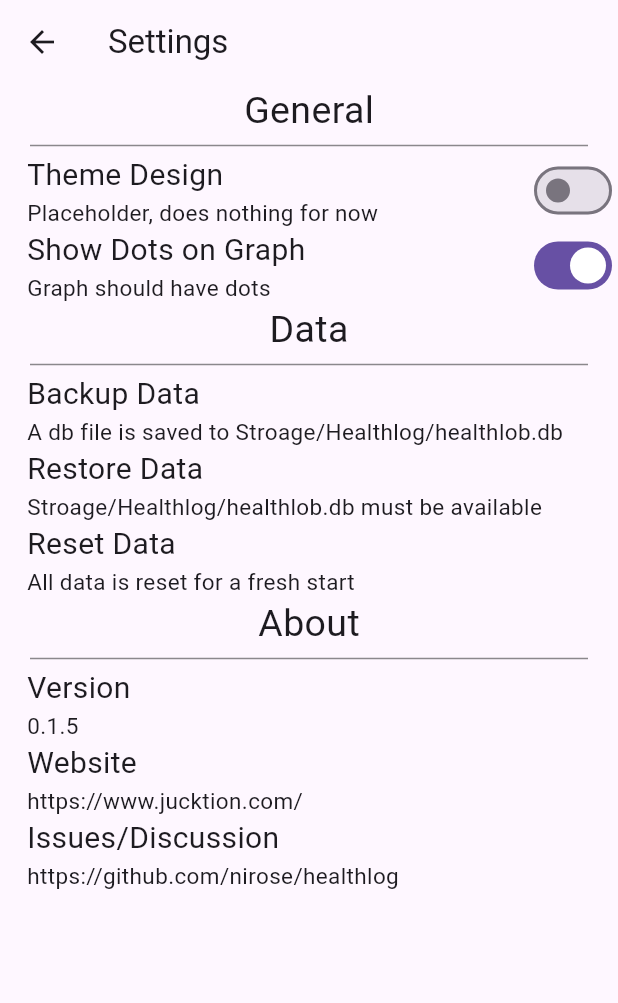
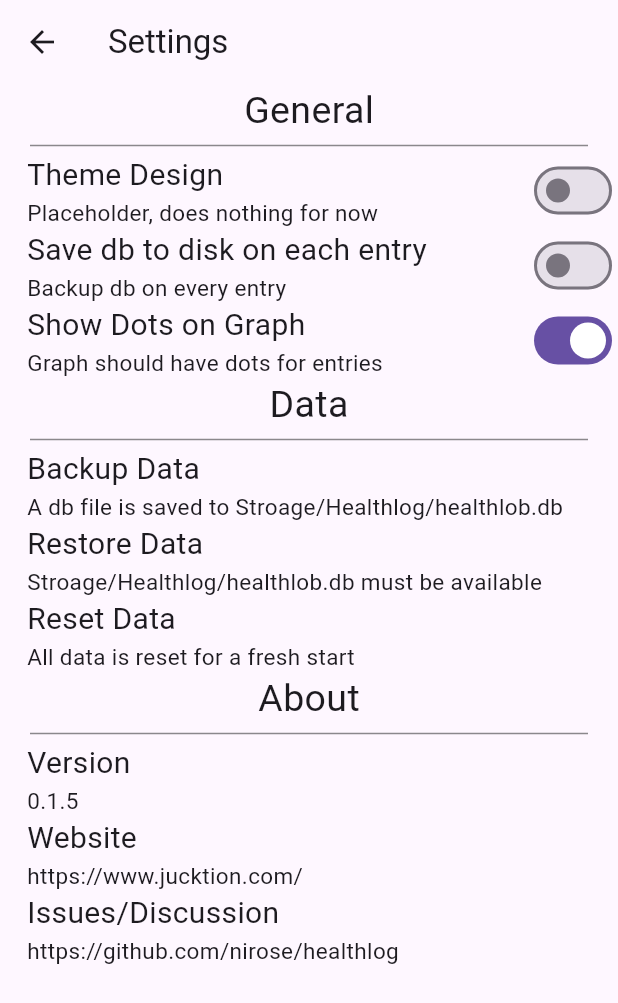
Before and after one commit to jucktion/healthlog, a Flutter app: the screen it shows after launch, after a tap on the "settings" icon, on a phone screen of 412 x 824 dp. Shown: the top 1003 px of the screen. Run offline on Flutter 3.47's test engine with Material 3 defaults, Android fonts, the phone set to English and light mode, and no system bars; our stand-ins replace fl_chart, permission_handler, shared_preferences, sqflite; accounts and stored records are empty.

Commit message:
add option to backup db on each entry

```diff
--- a/lib/data/db.dart
+++ b/lib/data/db.dart
@@ -6,6 +6,7 @@ import 'package:healthlog/model/data.dart';
 import 'package:healthlog/model/sugar.dart';
 //import 'package:path_provider/path_provider.dart';
 import 'package:permission_handler/permission_handler.dart';
+import 'package:shared_preferences/shared_preferences.dart';
 import 'package:sqflite/sqflite.dart';
 import 'package:path/path.dart';
 import 'package:healthlog/model/user.dart';
@@ -14,7 +15,13 @@ class DatabaseHandler {
   static DatabaseHandler instance = DatabaseHandler._constructor();
   DatabaseHandler._constructor();
   String dbFileName = 'healthlog';
+  SharedPreferences? _prefs;
+  void _initPrefs() async {
+    _prefs = await SharedPreferences.getInstance();
+  }
+
   Future<Database> initializeDB() async {
+    _initPrefs();
     String path = await getDatabasesPath();
     return openDatabase(
       join(path, '$dbFileName.db'),
@@ -29,7 +36,6 @@ class DatabaseHandler {
       version: 1,
     );
   }
-
   // void getDbpath() async {
   //   String databasePath = await getDatabasesPath();
   //   print('Database path: $databasePath');
@@ -112,6 +118,9 @@ class DatabaseHandler {
     final db = await initializeDB();
     await db.insert('user', user.toMap(),
         conflictAlgorithm: ConflictAlgorithm.replace);
+    if (_prefs?.getBool('alwaysbackupDB') == true) {
+      backupDB();
+    }
   }
 
   Future<List<User>> users() async {
@@ -163,6 +172,9 @@ class DatabaseHandler {
     try {
       await db.insert('data', bp.toMap(),
           conflictAlgorithm: ConflictAlgorithm.replace);
+      if (_prefs?.getBool('alwaysbackupDB') == true) {
+        backupDB();
+      }
     } catch (e) {
       //print('Error while inserting data: $e');
     }
@@ -243,6 +255,9 @@ class DatabaseHandler {
     try {
       await db.insert('data', sg.toMap(),
           conflictAlgorithm: ConflictAlgorithm.replace);
+      if (_prefs?.getBool('alwaysbackupDB') == true) {
+        backupDB();
+      }
     } catch (e) {
       //print('Error while inserting data: $e');
     }
@@ -296,6 +311,9 @@ class DatabaseHandler {
     try {
       await db.insert('data', ch.toMap(),
           conflictAlgorithm: ConflictAlgorithm.replace);
+      if (_prefs?.getBool('alwaysbackupDB') == true) {
+        backupDB();
+      }
     } catch (e) {
       //print('Error while inserting data: $e');
     }
--- a/lib/view/settings/settings.dart
+++ b/lib/view/settings/settings.dart
@@ -15,6 +15,7 @@ class _SettingScreenState extends State<SettingScreen> {
   bool _theme = false;
   bool _graphDots = true;
   bool _prefLoaded = false;
+  bool _backupDB = false;
 
   @override
   void initState() {
@@ -115,11 +116,40 @@ class _SettingScreenState extends State<SettingScreen> {
                   crossAxisAlignment: CrossAxisAlignment.start,
                   children: [
                     Text(
+                      'Save db to disk on each entry',
+                      style: TextStyle(fontSize: 20),
+                    ),
+                    Text(
+                      'Backup db on every entry',
+                      style: TextStyle(fontSize: 15),
+                    ),
+                  ],
+                ),
+              ),
+              Switch(
+                  value: _prefs?.getBool('alwaysbackupDB') ?? _backupDB,
+                  onChanged: (value) {
+                    _prefs?.setBool('alwaysbackupDB', value);
+                    setState(() {
+                      _backupDB = value;
+                    });
+                  })
+            ],
+          ),
+          Row(
+            mainAxisAlignment: MainAxisAlignment.spaceBetween,
+            children: [
+              const Padding(
+                padding: EdgeInsets.only(left: 18.0),
+                child: Column(
+                  crossAxisAlignment: CrossAxisAlignment.start,
+                  children: [
+                    Text(
                       'Show Dots on Graph',
                       style: TextStyle(fontSize: 20),
                     ),
                     Text(
-                      'Graph should have dots',
+                      'Graph should have dots for entries',
                       style: TextStyle(fontSize: 15),
                     ),
                   ],
```
